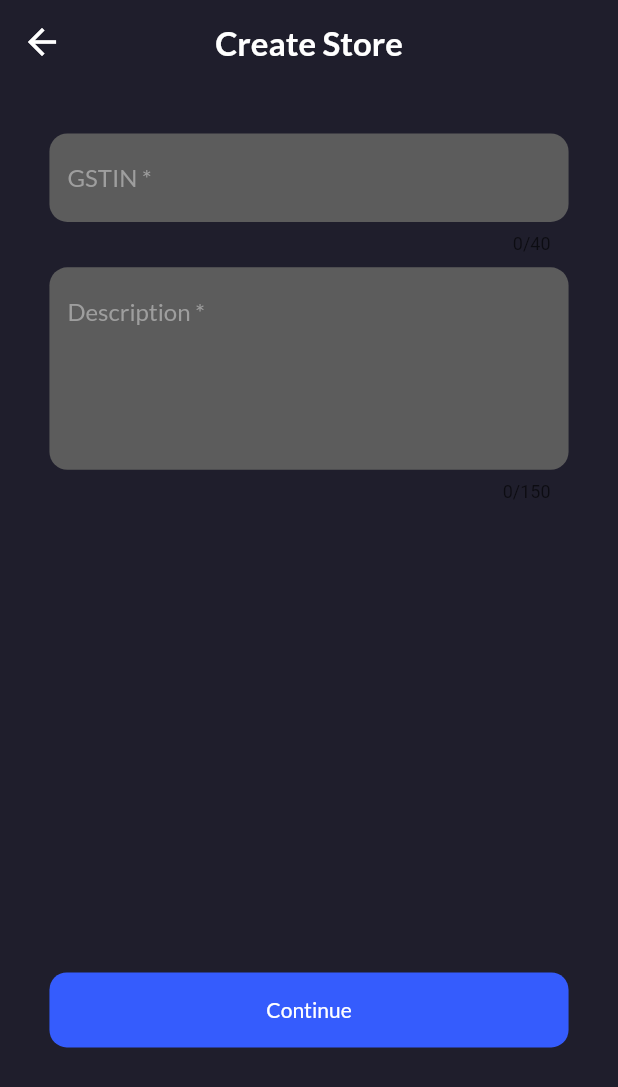
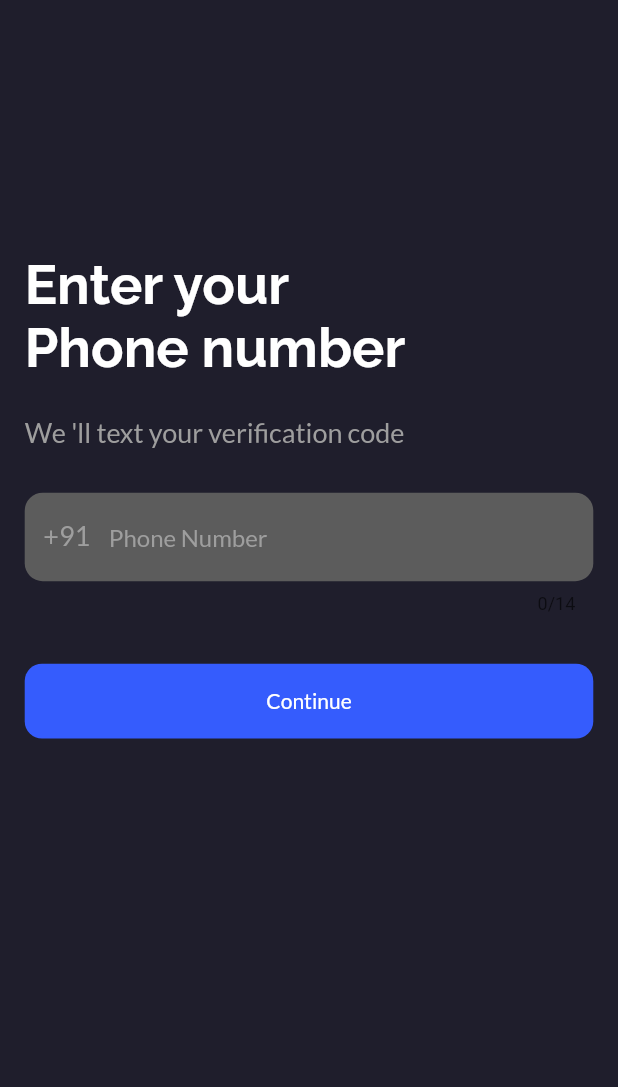
Before and after one commit to freaquish/locie, a Flutter app: the screen it shows after launch, on a phone screen of 412 x 824 dp. Shown: the top 1087 px of the screen. Run offline on Flutter 3.47's test engine with Material 2 defaults, Android fonts, the phone set to English and light mode, and no system bars; our stand-ins replace bloc, cloud_firestore, firebase_auth, firebase_core, firebase_storage, flutter_bloc and 4 more; accounts and stored records are empty.

Commit message:
Authentication Completed

```diff
--- a/lib/components/text_field.dart
+++ b/lib/components/text_field.dart
@@ -10,6 +10,7 @@ class TextBox extends StatelessWidget {
   final textAlignment;
   final TextInputType keyboard;
   final Widget preffixWidget;
+
   final String label;
   final int maxLines;
   final int maxLength;
--- a/lib/helper/local_storage.dart
+++ b/lib/helper/local_storage.dart
@@ -19,8 +19,8 @@ class LocalStorage {
     prefs.setString("uid", account.uid);
     prefs.setString("avatar", account.avatar);
     prefs.setString("name", account.name);
-    prefs.setBool("isStoreOwner", account.isStoreOwner);
-    prefs.setString("phoneNumber", account.phoneNumber);
+    prefs.setBool("is_store_owner", account.isStoreOwner);
+    prefs.setString("phone_number", account.phoneNumber);
   }
 
   Future<void> getAccount() async {
@@ -31,8 +31,8 @@ class LocalStorage {
     data["uid"] = prefs.getString("uid");
     data["avatar"] = prefs.getString("avatar");
     data["name"] = prefs.getString("name");
-    data["is_store_owner"] = prefs.getBool("isStoreOwner");
-    data["phone_number"] = prefs.getString("phoneNumber");
+    data["is_store_owner"] = prefs.getBool("is_store_owner");
+    data["phone_number"] = prefs.getString("phone_number");
     return Account.fromJson(data);
   }
 
@@ -62,12 +62,11 @@ class LocalStorage {
     store.id = prefs.getString('sid');
     store.name = prefs.getString('store_name');
     store.contact = prefs.getString('store_contact');
-    if(prefs.containsKey("address_body")){
+    if (prefs.containsKey("address_body")) {
       store.address = Address(
-        body: prefs.getString("address_body"),
-        city: prefs.getString("address_city"),
-        pinCode: prefs.getString("address_pin_code")
-      );
+          body: prefs.getString("address_body"),
+          city: prefs.getString("address_city"),
+          pinCode: prefs.getString("address_pin_code"));
     }
     store.image = prefs.getString('store_image');
     if (prefs.getString('categories') != null) {
--- a/lib/main.dart
+++ b/lib/main.dart
@@ -3,7 +3,7 @@ import 'package:flutter/material.dart';
 import 'package:locie/bloc/store_bloc.dart';
 import 'package:locie/models/store.dart';
 import 'package:locie/pages/authentication.dart';
-import 'package:locie/views/Create%20Store/meta_data.dart';
+import 'package:locie/views/Create_Store/meta_data.dart';
 import 'package:locie/views/registration_screen.dart';
 
 void main() {
@@ -28,14 +28,24 @@ class MainPage extends StatefulWidget {
 class _MainPageState extends State<MainPage> {
   @override
   void initState() {
-    Firebase.initializeApp();
     super.initState();
   }
 
   @override
   Widget build(BuildContext context) {
     return Scaffold(
-      body: MetaDataWidget(),
+      body: FutureBuilder(
+        future: Firebase.initializeApp(),
+        builder: (context, snapshot) {
+          if (!snapshot.hasData) {
+            return Center(
+              child: CircularProgressIndicator(),
+            );
+          } else {
+            return AuthenticationWidget();
+          }
+        },
+      ),
     );
   }
 }
--- a/lib/models/account.dart
+++ b/lib/models/account.dart
@@ -40,5 +40,6 @@ class Account {
     data['avatar'] = avatar;
     data['is_store_owner'] = isStoreOwner;
     data['phone_number'] = phoneNumber;
+    return data;
   }
 }
--- a/lib/pages/authentication.dart
+++ b/lib/pages/authentication.dart
@@ -2,8 +2,10 @@ import 'package:flutter/material.dart';
 import 'package:flutter_bloc/flutter_bloc.dart';
 import 'package:locie/bloc/authentication_bloc.dart';
 import 'package:locie/components/primary_container.dart';
+import 'package:locie/pages/home.dart';
 import 'package:locie/views/loadings.dart';
 import 'package:locie/views/phone_authentication.dart';
+import 'package:locie/views/registration_screen.dart';
 import 'package:locie/views/verify_otp.dart';
 
 class AuthenticationWidget extends StatelessWidget {
@@ -13,10 +15,11 @@ class AuthenticationWidget extends StatelessWidget {
 
   @override
   Widget build(BuildContext context) {
-    AuthenticationEvent initialState = InitiateLogin();
+    // TODO: Change InitialLogin to Splash Screen
+    AuthenticationEvent initialEvent = InitiateLogin();
     return Container(
       child: BlocProvider<AuthenticationBloc>(
-        create: (context) => bloc..add(initialState),
+        create: (context) => bloc..add(initialEvent),
         child: AuthenticationBuilder(),
       ),
     );
@@ -40,6 +43,12 @@ class AuthenticationBuilder extends StatelessWidget {
               bloc: bloc,
               auth: state.authentication,
             );
+          } else if (state is ShowingRegistrationPage) {
+            return RegistrationScreen(
+              bloc: bloc,
+            );
+          } else if (state is RedirectingToHome) {
+            return HomeWidget();
           }
           return CircularLoading();
         },
```
Also changed, not shown: lib/bloc/authentication_bloc.dart (+27 -7 lines), lib/bloc/store_bloc.dart (+9 -11 lines), lib/helper/firestore_auth.dart (+17 -7 lines), lib/helper/firestore_query.dart (+16 -0 lines), lib/pages/home.dart (added, +13 -0 lines), lib/pages/store_widgets.dart (added, +35 -0 lines), lib/views/registration_screen.dart (+11 -2 lines), lib/views/verify_otp.dart (+18 -14 lines), lib/views/Create_Store/address.dart (renamed from lib/views/Create Store/address.dart), lib/views/Create_Store/avatar_name.dart (renamed from lib/views/Create Store/avatar_name.dart), lib/views/Create_Store/meta_data.dart (renamed from lib/views/Create Store/meta_data.dart).
